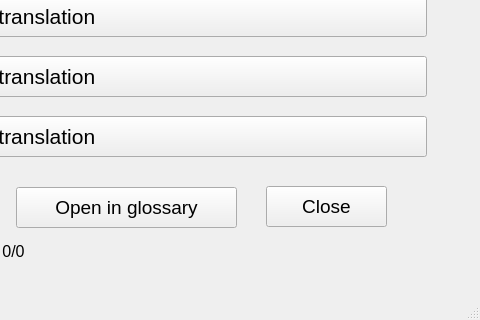
Above: testwindow.ui from OkhinVI/wortschatz before the change; both pictures show x 434 to 914 and y 364 to 684 of the 914 by 684 pixel window. Below: the same form after it.
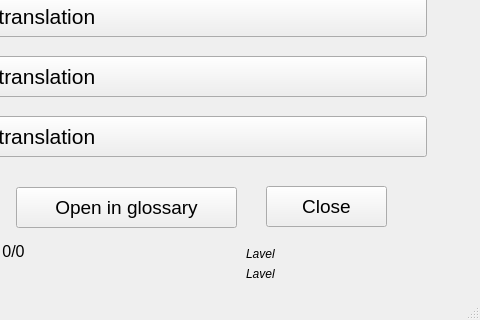
That is the form after the change.

```diff
--- a/testwindow.ui
+++ b/testwindow.ui
@@ -254,6 +254,32 @@
      <string>Settings</string>
     </property>
    </widget>
+   <widget class="QLabel" name="labelLevel">
+    <property name="geometry">
+     <rect>
+      <x>680</x>
+      <y>610</y>
+      <width>221</width>
+      <height>16</height>
+     </rect>
+    </property>
+    <property name="text">
+     <string>&lt;html&gt;&lt;head/&gt;&lt;body&gt;&lt;p&gt;&lt;span style=&quot; font-style:italic;&quot;&gt;Lavel&lt;/span&gt;&lt;/p&gt;&lt;/body&gt;&lt;/html&gt;</string>
+    </property>
+   </widget>
+   <widget class="QLabel" name="labelLevelSum">
+    <property name="geometry">
+     <rect>
+      <x>680</x>
+      <y>630</y>
+      <width>221</width>
+      <height>16</height>
+     </rect>
+    </property>
+    <property name="text">
+     <string>&lt;html&gt;&lt;head/&gt;&lt;body&gt;&lt;p&gt;&lt;span style=&quot; font-style:italic;&quot;&gt;Lavel&lt;/span&gt;&lt;/p&gt;&lt;/body&gt;&lt;/html&gt;</string>
+    </property>
+   </widget>
   </widget>
   <widget class="QMenuBar" name="menubar">
    <property name="geometry">
```
